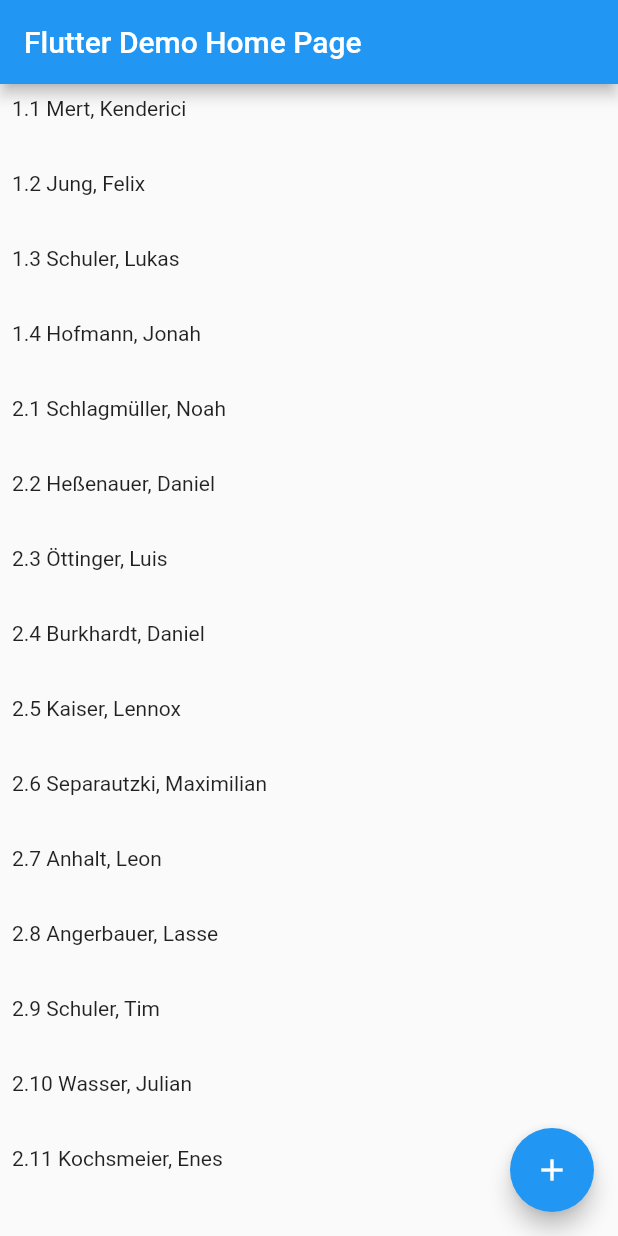
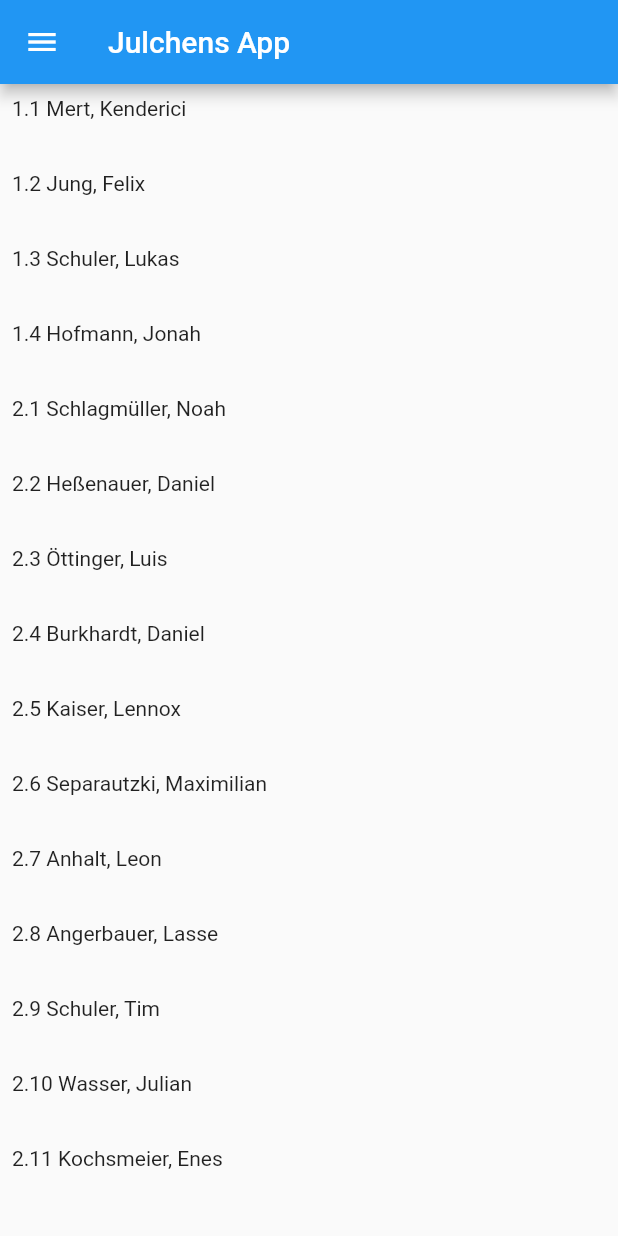
Before and after one commit to tobiasgrott/app-tutorial-jule, a Flutter app: the screen it shows after launch, on a phone screen of 412 x 824 dp. Run offline on Flutter 3.47's test engine with Material 2 defaults, Android fonts, the phone set to English and light mode, and no system bars.

Commit message:
created second lesson

```diff
--- /dev/null
+++ b/lib/data/PlayerList.dart
@@ -0,0 +1,17 @@
+const List<String> PlayerList = <String>[
+      "1.1 Mert, Kenderici",
+      "1.2 Jung, Felix",
+      "1.3 Schuler, Lukas",
+      "1.4 Hofmann, Jonah",
+      "2.1 Schlagmüller, Noah",
+      "2.2 Heßenauer, Daniel",
+      "2.3 Öttinger, Luis",
+      "2.4 Burkhardt, Daniel",
+      "2.5 Kaiser, Lennox",
+      "2.6 Separautzki, Maximilian",
+      "2.7 Anhalt, Leon",
+      "2.8 Angerbauer, Lasse",
+      "2.9 Schuler, Tim",
+      "2.10 Wasser, Julian",
+      "2.11 Kochsmeier, Enes"
+    ];
--- a/lib/main.dart
+++ b/lib/main.dart
@@ -1,104 +1,79 @@
 import 'package:flutter/material.dart';
+import 'package:flutterteammanagement/views/MyPlayerPage.dart';
+import 'package:flutterteammanagement/views/MySchedulePage.dart';
 
 void main() {
   runApp(MyApp());
 }
 
 class MyApp extends StatelessWidget {
-  // This widget is the root of your application.
   @override
   Widget build(BuildContext context) {
     return MaterialApp(
       title: 'Flutter Demo',
       theme: ThemeData(
-        // This is the theme of your application.
-        //
-        // Try running your application with "flutter run". You'll see the
-        // application has a blue toolbar. Then, without quitting the app, try
-        // changing the primarySwatch below to Colors.green and then invoke
-        // "hot reload" (press "r" in the console where you ran "flutter run",
-        // or simply save your changes to "hot reload" in a Flutter IDE).
-        // Notice that the counter didn't reset back to zero; the application
-        // is not restarted.
         primarySwatch: Colors.blue,
       ),
-      home: MyHomePage(title: 'Flutter Demo Home Page'),
+      home: MyHomePage(),
     );
   }
 }
 
 class MyHomePage extends StatefulWidget {
-  MyHomePage({Key key, this.title}) : super(key: key);
-
-  // This widget is the home page of your application. It is stateful, meaning
-  // that it has a State object (defined below) that contains fields that affect
-  // how it looks.
-
-  // This class is the configuration for the state. It holds the values (in this
-  // case the title) provided by the parent (in this case the App widget) and
-  // used by the build method of the State. Fields in a Widget subclass are
-  // always marked "final".
-
-  final String title;
-
   @override
   _MyHomePageState createState() => _MyHomePageState();
 }
 
 class _MyHomePageState extends State<MyHomePage> {
-  int _counter = 0;
+  int _selectedIndex = 0;
 
-  void _incrementCounter() {
-    setState(() {
-      // This call to setState tells the Flutter framework that something has
-      // changed in this State, which causes it to rerun the build method below
-      // so that the display can reflect the updated values. If we changed
-      // _counter without calling setState(), then the build method would not be
-      // called again, and so nothing would appear to happen.
-      _counter++;
-    });
+  _getPage(int pos) {
+    switch (pos) {
+      case 0:
+        return MyPlayerPage();
+      case 1:
+        return MySchedulePage(title: "Spielplan",);
+      default:
+        return Text("error");
+    }
+  }
+
+  _onSelectedIndex(int index) {
+    setState(() => _selectedIndex = index);
+    Navigator.of(context).pop();
   }
 
   @override
   Widget build(BuildContext context) {
-
-    final List<String> players = <String>[
-      "1.1 Mert, Kenderici",
-      "1.2 Jung, Felix",
-      "1.3 Schuler, Lukas",
-      "1.4 Hofmann, Jonah",
-      "2.1 Schlagmüller, Noah",
-      "2.2 Heßenauer, Daniel",
-      "2.3 Öttinger, Luis",
-      "2.4 Burkhardt, Daniel",
-      "2.5 Kaiser, Lennox",
-      "2.6 Separautzki, Maximilian",
-      "2.7 Anhalt, Leon",
-      "2.8 Angerbauer, Lasse",
-      "2.9 Schuler, Tim",
-      "2.10 Wasser, Julian",
-      "2.11 Kochsmeier, Enes"
-    ];
     return Scaffold(
+      drawer: Drawer(
+          child: ListView(
+        padding: EdgeInsets.zero,
+        children: <Widget>[
+          DrawerHeader(
+            child: Text("Navigations Menü"),
+            decoration: BoxDecoration(color: Colors.blue),
+          ),
+          ListTile(
+            title: Text('Spielerliste'),
+            leading: Icon(Icons.person),
+            onTap: () {
+              _onSelectedIndex(0);
+            },
+          ),
+          ListTile(
+            title: Text('Spielplan'),
+            leading: Icon(Icons.schedule),
+            onTap: () {
+              _onSelectedIndex(1);
+            },
+          )
+        ],
+      )),
       appBar: AppBar(
-        // Here we take the value from the MyHomePage object that was created by
-        // the App.build method, and use it to set our appbar title.
-        title: Text(widget.title),
+        title: Text('Julchens App'),
       ),
-      body: ListView.builder(
-              padding: const EdgeInsets.all(8),
-              itemCount: players.length,
-              itemBuilder: (BuildContext context, int index) {
-              return Container(
-                height: 50,
-                child: Container(child: Text(players[index]))
-              );
-      }),
-      floatingActionButton: FloatingActionButton(
-        onPressed: _incrementCounter,
-        tooltip: 'Increment',
-        child: Icon(Icons.add),
-      ), // This trailing comma makes auto-formatting nicer for build methods.
+      body: _getPage(_selectedIndex),
     );
   }
 }
--- /dev/null
+++ b/lib/views/MyPlayerPage.dart
@@ -0,0 +1,31 @@
+import 'package:flutter/material.dart';
+import 'package:flutterteammanagement/data/PlayerList.dart';
+import 'package:flutterteammanagement/views/MyPlayerPageEntry.dart';
+
+class MyPlayerPage extends StatefulWidget {
+  MyPlayerPage({Key key, this.title}) : super(key: key);
+  final String title;
+
+  @override
+  _MyPlayerPageState createState() => _MyPlayerPageState();
+}
+
+class _MyPlayerPageState extends State<MyPlayerPage> {
+  int _counter = 0;
+
+  void _incrementCounter() {
+    setState(() {
+      _counter++;
+    });
+  }
+
+  @override
+  Widget build(BuildContext context) {
+    return ListView.builder(
+          padding: const EdgeInsets.all(8),
+          itemCount: PlayerList.length,
+          itemBuilder: (BuildContext context, int index) {
+            return MyPlayerPageEntry(name: PlayerList[index]);
+          });
+  }
+}
--- /dev/null
+++ b/lib/views/MyPlayerPageEntry.dart
@@ -0,0 +1,16 @@
+import 'package:flutter/material.dart';
+
+class MyPlayerPageEntry extends StatelessWidget{
+
+  final String name;
+  MyPlayerPageEntry({
+    this.name
+  });
+
+  @override
+  Widget build(BuildContext context) {
+    return Container(
+                height: 50, child: Container(child: Text(name)));
+  }
+
+}
```
Also changed, not shown: lib/data/NavigationList.dart (added, +28 -0 lines), lib/data/ScheuldeList.dart (added, +80 -0 lines), lib/views/MySchedulePage.dart (added, +23 -0 lines), lib/views/MySchedulePageEntry.dart (added, +30 -0 lines).
